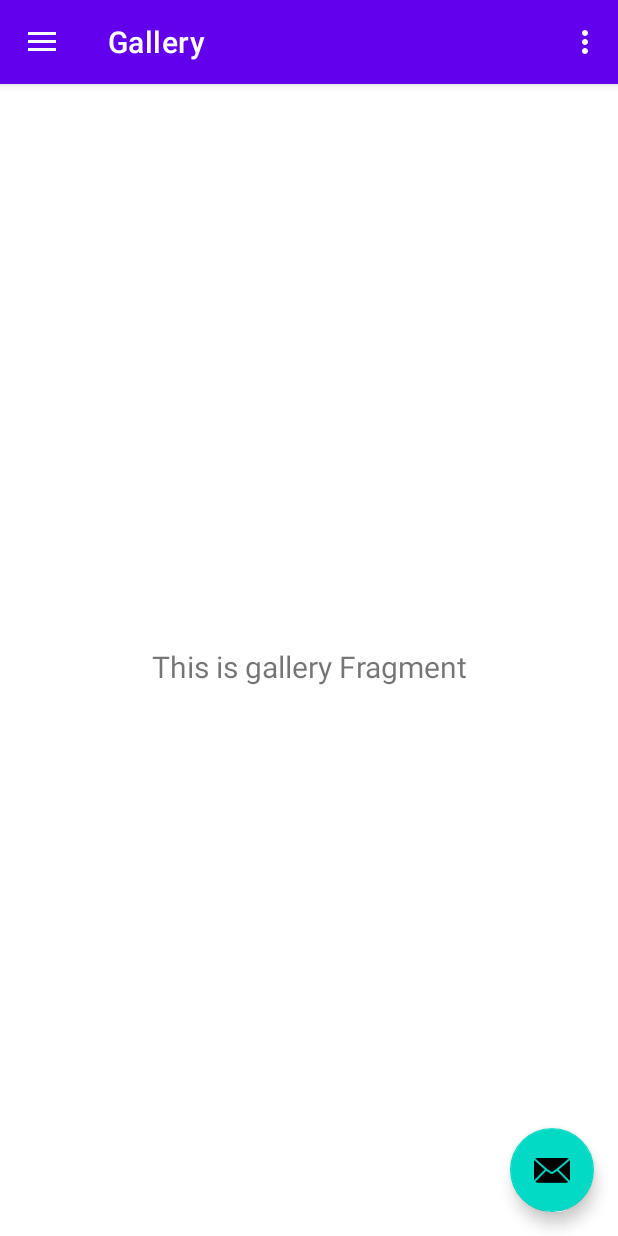
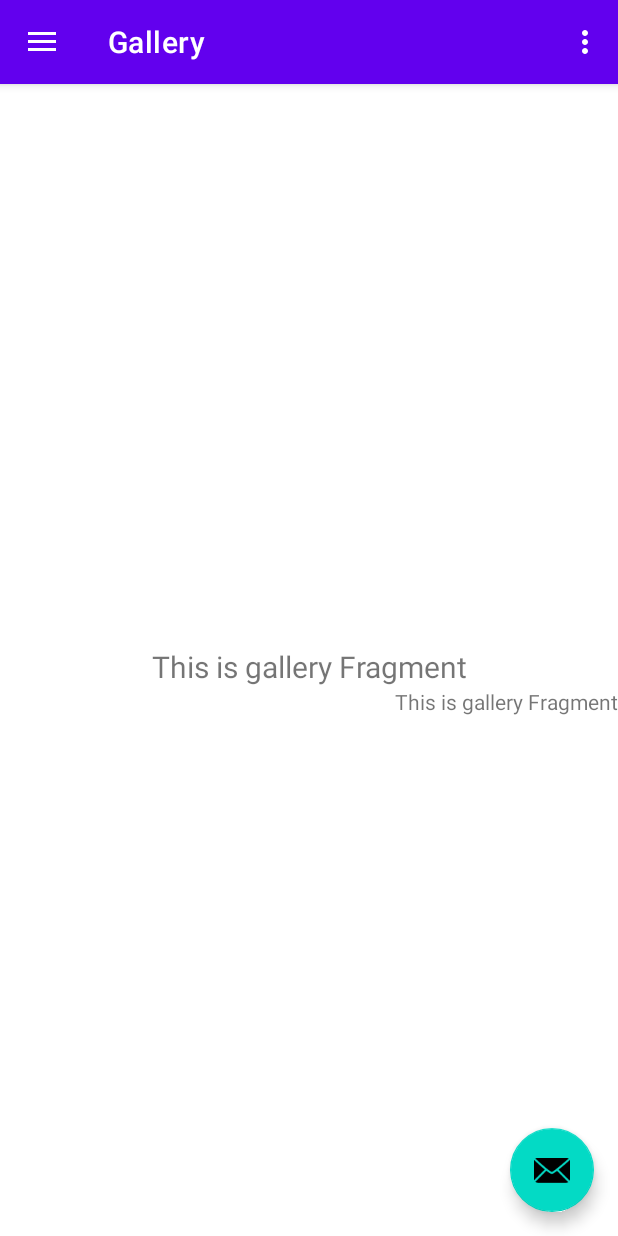
Before and after one commit to wckuo777/kotlinapp, an Android app: the screen it shows after launch (MainActivity), in the side drawer, after a tap on "Gallery", on a phone screen of 412 x 824 dp. Run offline under Robolectric (Android 15) with nearby library versions, the phone set to English and light mode, and no system bars; our stand-ins replace navigation-ui.

Commit message:
add nav_websites

```diff
--- a/app/build.gradle
+++ b/app/build.gradle
@@ -44,6 +44,7 @@ dependencies {
     implementation 'androidx.lifecycle:lifecycle-viewmodel-ktx:2.4.0'
     implementation 'androidx.navigation:navigation-fragment-ktx:2.3.5'
     implementation 'androidx.navigation:navigation-ui-ktx:2.3.5'
+    implementation 'androidx.legacy:legacy-support-v4:1.0.0'
     testImplementation 'junit:junit:4.+'
     androidTestImplementation 'androidx.test.ext:junit:1.1.3'
     androidTestImplementation 'androidx.test.espresso:espresso-core:3.4.0'
--- a/app/src/main/java/com/example/kotindemo/MainActivity.kt
+++ b/app/src/main/java/com/example/kotindemo/MainActivity.kt
@@ -37,7 +37,7 @@ class MainActivity : AppCompatActivity() {
         // menu should be considered as top level destinations.
         appBarConfiguration = AppBarConfiguration(
             setOf(
-                R.id.nav_home, R.id.nav_gallery, R.id.nav_slideshow
+                R.id.nav_home, R.id.nav_gallery, R.id.nav_slideshow,R.id.nav_websites
             ), drawerLayout
         )
         setupActionBarWithNavController(navController, appBarConfiguration)
--- a/app/src/main/java/com/example/kotindemo/ui/gallery/GalleryFragment.kt
+++ b/app/src/main/java/com/example/kotindemo/ui/gallery/GalleryFragment.kt
@@ -32,8 +32,11 @@ class GalleryFragment : Fragment() {
         val root: View = binding.root
 
         val textView: TextView = binding.textGallery
+        val textView2: TextView = binding.textView2
         galleryViewModel.text.observe(viewLifecycleOwner, Observer {
             textView.text = it
+            textView2.text = it
+
         })
         return root
     }
--- a/app/src/main/res/layout/fragment_gallery.xml
+++ b/app/src/main/res/layout/fragment_gallery.xml
@@ -19,4 +19,12 @@
         app:layout_constraintEnd_toEndOf="parent"
         app:layout_constraintStart_toStartOf="parent"
         app:layout_constraintTop_toTopOf="parent" />
+
+    <TextView
+        android:id="@+id/textView2"
+        android:layout_width="wrap_content"
+        android:layout_height="wrap_content"
+
+        app:layout_constraintEnd_toEndOf="parent"
+        app:layout_constraintTop_toBottomOf="@+id/text_gallery" />
 </androidx.constraintlayout.widget.ConstraintLayout>
--- a/app/src/main/res/menu/activity_main_drawer.xml
+++ b/app/src/main/res/menu/activity_main_drawer.xml
@@ -16,5 +16,9 @@
             android:id="@+id/nav_slideshow"
             android:icon="@drawable/ic_menu_slideshow"
             android:title="@string/menu_slideshow" />
+        <item
+            android:id="@+id/nav_websites"
+            android:icon="@drawable/ic_menu_slideshow"
+            android:title="Websites" />
     </group>
 </menu>
--- a/app/src/main/res/navigation/mobile_navigation.xml
+++ b/app/src/main/res/navigation/mobile_navigation.xml
@@ -22,4 +22,9 @@
         android:name="com.example.kotindemo.ui.slideshow.SlideshowFragment"
         android:label="@string/menu_slideshow"
         tools:layout="@layout/fragment_slideshow" />
+    <fragment
+        android:id="@+id/nav_websites"
+        android:name="com.example.kotindemo.ui.FriendWebsites.FriendWebSiteFragment"
+        android:label="Websites"
+        tools:layout="@layout/friend_web_site_fragment" />
 </navigation>
```
Also changed, not shown: app/src/main/java/com/example/kotindemo/ui/FriendWebsites/FriendWebSiteFragment.kt (added, +32 -0 lines), app/src/main/java/com/example/kotindemo/ui/FriendWebsites/FriendWebSiteViewModel.kt (added, +7 -0 lines), app/src/main/res/layout/friend_web_site_fragment.xml (added, +13 -0 lines).
